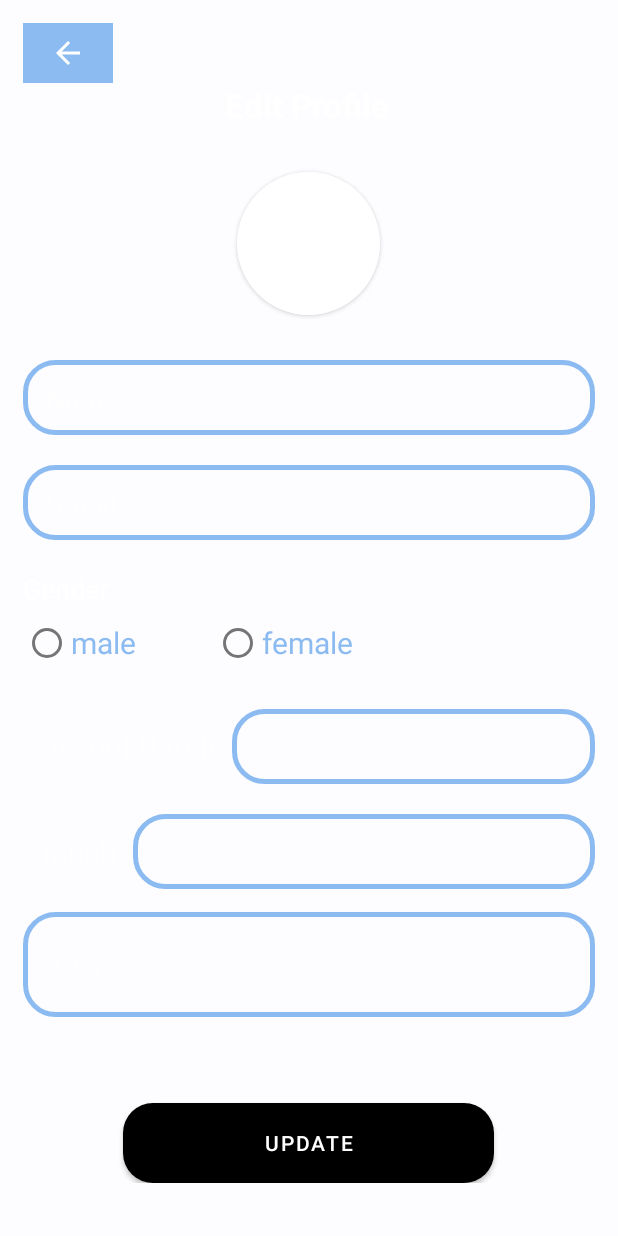
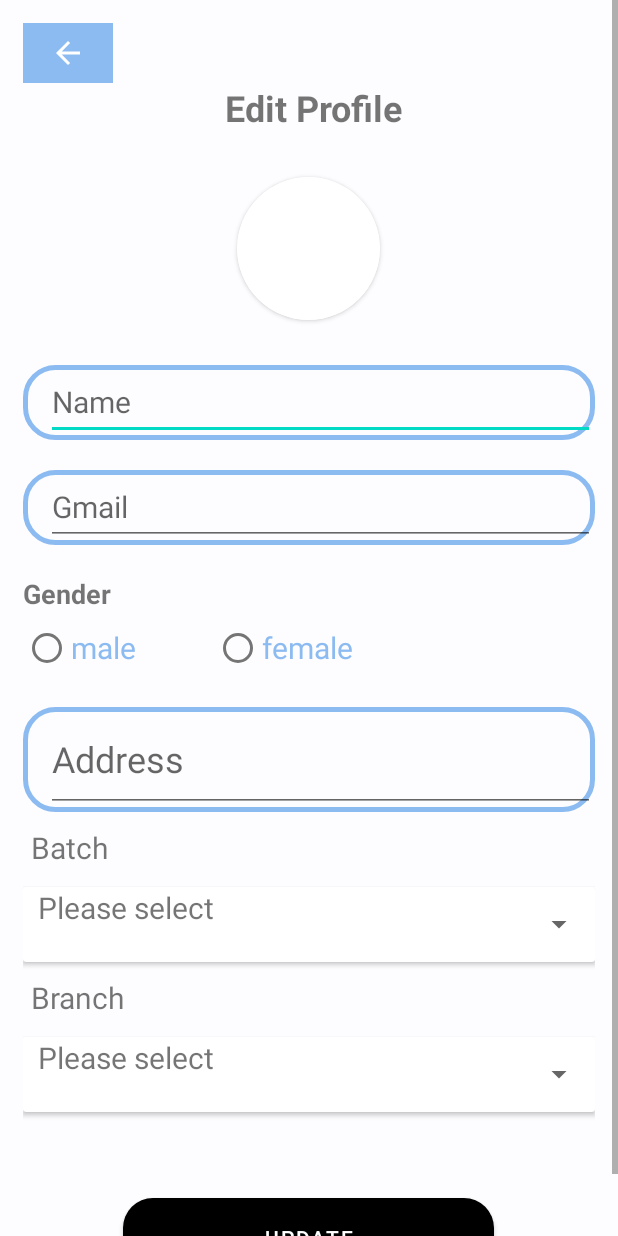
Before and after one commit to Biswa1045/AluminiNetwork, an Android app: the layout activity_editprofile.xml on its own in the app's theme, with its tools: preview values and no code run, on a phone screen of 412 x 824 dp. Run offline under Robolectric (Android 15) with nearby library versions, the phone set to English and light mode, and no system bars; Roboto replaces fonts that are not available here.

Commit message:
Merge remote-tracking branch 'origin/master'
# Conflicts:
#	app/src/main/AndroidManifest.xml
#	app/src/main/java/com/biswa1045/alumininetwork/GetUserInfoActivity.java
#	app/src/main/java/com/biswa1045/alumininetwork/ProfileFragment.kt

```diff
--- a/app/src/main/java/com/biswa1045/alumininetwork/editprofile.java
+++ b/app/src/main/java/com/biswa1045/alumininetwork/editprofile.java
@@ -44,6 +44,7 @@ public class editprofile extends AppCompatActivity {
     private  static final String KEY_ADD="ADDRESS";
     private  static final String KEY_ID="UID";
     private FirebaseFirestore db= FirebaseFirestore.getInstance();
+    TextView ps1,ps2;
     ImageButton backbtn;
     ImageView profile;
     EditText name,gmail;
@@ -91,6 +92,8 @@ public class editprofile extends AppCompatActivity {
         branch=findViewById(R.id.branch);
         batch=findViewById(R.id.batch);
         address=findViewById(R.id.address);
+        ps1=findViewById(R.id.ps1);
+        ps2=findViewById(R.id.ps2);
 
         DatabaseReference ref= FirebaseDatabase.getInstance().getReference("User");
             ref.orderByChild("uid").equalTo(firebaseAuth.getUid())
@@ -123,7 +126,8 @@ public class editprofile extends AppCompatActivity {
         branch.setOnItemSelectedListener(new AdapterView.OnItemSelectedListener() {
             @Override
             public void onItemSelected(AdapterView<?> parent, View view, int position, long id) {
-                ((TextView) parent.getChildAt(0)).setTextColor(Color.WHITE);
+                ((TextView) parent.getChildAt(0)).setTextColor(Color.BLACK);
+                ps2.setVisibility(View.GONE);
                 String branch_spn=parent.getItemAtPosition(position).toString();
             }
 
@@ -138,7 +142,8 @@ public class editprofile extends AppCompatActivity {
         batch.setOnItemSelectedListener(new AdapterView.OnItemSelectedListener() {
             @Override
             public void onItemSelected(AdapterView<?> parent, View view, int position, long id) {
-                ((TextView) parent.getChildAt(0)).setTextColor(Color.WHITE);
+                ((TextView) parent.getChildAt(0)).setTextColor(Color.BLACK);
+                ps1.setVisibility(View.GONE);
                 String batch_spn=parent.getItemAtPosition(position).toString();
 
             }
--- a/app/src/main/res/layout/activity_editprofile.xml
+++ b/app/src/main/res/layout/activity_editprofile.xml
@@ -4,10 +4,12 @@
     xmlns:app="http://schemas.android.com/apk/res-auto"
     xmlns:tools="http://schemas.android.com/tools"
     android:layout_width="match_parent"
-    android:layout_height="match_parent"
-    android:background="@color/background"
-    tools:context=".GetUserInfoActivity"
+    android:layout_height="wrap_content"
+    tools:context=".editprofile"
     >
+    <RelativeLayout
+        android:layout_width="match_parent"
+        android:layout_height="wrap_content">
     <LinearLayout
         android:padding="15dp"
         android:layout_width="match_parent"
@@ -30,9 +32,9 @@
             android:text="Edit Profile"
             android:layout_marginLeft="90dp"
             android:layout_gravity="center_horizontal"
-            android:textStyle="bold"
-            android:textColor="@color/white"
-            android:textSize="22dp"/>
+            android:textColorHint="@color/black"
+            android:textSize="24dp"
+            android:textStyle="bold"/>
 
         <androidx.cardview.widget.CardView
             android:layout_width="95dp"
@@ -58,15 +60,12 @@
                 android:layout_gravity="center_vertical"
                 android:id="@+id/name"
                 android:layout_width="match_parent"
-                android:background="@null"
                 android:layout_height="match_parent"
                 android:cursorVisible="true"
                 android:ems="10"
                 android:inputType="textPersonName"
                 android:hint="Name"
-                android:textColorHint="#8AFFFFFF"
-                android:textColor="@color/white"
-                android:textSize="18sp"
+                android:textSize="20sp"
                 android:visibility="visible"
                 android:layout_marginLeft="15dp"
                 />
@@ -81,15 +80,12 @@
                 android:layout_gravity="center_vertical"
                 android:id="@+id/gmail"
                 android:layout_width="match_parent"
-                android:background="@null"
                 android:layout_height="match_parent"
                 android:cursorVisible="true"
                 android:ems="10"
                 android:inputType="textPersonName"
                 android:hint="Gmail"
-                android:textColorHint="#8AFFFFFF"
-                android:textColor="@color/white"
-                android:textSize="18sp"
+                android:textSize="20sp"
                 android:visibility="visible"
                 android:layout_marginLeft="15dp"
                 />
@@ -98,8 +94,7 @@
             android:layout_width="wrap_content"
             android:layout_height="wrap_content"
             android:textSize="18dp"
-            android:textColor="@color/white"
-            android:textStyle="normal"
+            android:textStyle="bold"
             android:text="Gender"
             android:layout_marginTop="20dp"/>
         <RadioGroup
@@ -127,59 +122,7 @@
                 android:textSize="20sp" />
 
         </RadioGroup>
-        <LinearLayout
-            android:layout_marginTop="20dp"
-            android:layout_width="match_parent"
-            android:layout_height="50dp"
-            android:orientation="horizontal">
-            <TextView
-                android:layout_width="wrap_content"
-                android:layout_height="wrap_content"
-                android:text="Passout Batch"
-                android:id="@+id/passout"
-                android:layout_gravity="center_vertical"
-                android:textColor="#80FFFFFF"
-                android:textSize="20sp"
-                />
-            <Spinner
-                android:padding="10dp"
-                android:background="@drawable/border"
-                android:layout_marginLeft="10dp"
-                android:id="@+id/batch"
-                android:layout_width="match_parent"
-                android:layout_height="50dp"
-                android:visibility="visible"
-                />
-            <TextView
-                android:layout_width="wrap_content"
-                android:layout_height="wrap_content"
 
-                />
-        </LinearLayout>
-        <LinearLayout
-            android:layout_marginTop="20dp"
-            android:layout_width="match_parent"
-            android:layout_height="50dp"
-            android:orientation="horizontal">
-            <TextView
-                android:layout_width="wrap_content"
-                android:layout_height="wrap_content"
-                android:text="Branch"
-                android:layout_gravity="center_vertical"
-                android:textColor="#80FFFFFF"
-                android:textSize="20sp"
-                />
-            <Spinner
-
-                android:padding="10dp"
-                android:background="@drawable/border"
-                android:layout_marginLeft="10dp"
-                android:id="@+id/branch"
-                android:layout_width="match_parent"
-                android:layout_height="50dp"
-                android:visibility="visible"
-                />
-        </LinearLayout>
         <LinearLayout
             android:layout_marginTop="15dp"
             android:layout_width="match_parent"
@@ -194,15 +137,68 @@
                 android:cursorVisible="true"
                 android:ems="10"
                 android:hint="Address"
-                android:background="@null"
                 android:inputType="textMultiLine"
-                android:textColorHint="#80FFFFFF"
-                android:textColor="@color/white"
-                android:textSize="18sp"
+                android:textSize="24sp"
                 android:visibility="visible"
                 android:layout_marginLeft="15dp"
                 />
         </LinearLayout>
+        <TextView
+            android:layout_width="match_parent"
+            android:layout_height="40dp"
+            android:layout_marginTop="10dp"
+            android:text="Batch"
+            android:textSize="20dp"
+            android:layout_marginLeft="5dp"/>
+
+        <androidx.cardview.widget.CardView
+            android:layout_width="match_parent"
+            android:layout_height="wrap_content">
+
+            <TextView
+                android:id="@+id/ps1"
+                android:layout_width="wrap_content"
+                android:layout_height="match_parent"
+                android:layout_marginLeft="10dp"
+                android:text="Please select"
+                android:textSize="20dp" />
+        <Spinner
+            android:padding="10dp"
+            android:id="@+id/batch"
+            android:layout_width="match_parent"
+            android:layout_height="50dp"
+            android:visibility="visible"
+            />
+
+        </androidx.cardview.widget.CardView>
+        <TextView
+            android:layout_width="match_parent"
+            android:layout_height="40dp"
+            android:layout_marginTop="10dp"
+            android:text="Branch"
+            android:textSize="20dp"
+            android:layout_marginLeft="5dp"/>
+
+        <androidx.cardview.widget.CardView
+            android:layout_width="match_parent"
+            android:layout_height="wrap_content">
+
+            <TextView
+                android:id="@+id/ps2"
+                android:layout_width="wrap_content"
+                android:layout_height="match_parent"
+                android:layout_marginLeft="10dp"
+                android:text="Please select"
+                android:textSize="20dp" />
+        <Spinner
+            android:padding="10dp"
+            android:layout_marginLeft="10dp"
+            android:id="@+id/branch"
+            android:layout_width="match_parent"
+            android:layout_height="50dp"
+            android:visibility="visible"
+            />
+        </androidx.cardview.widget.CardView>
         <Button
             android:id="@+id/update"
             android:layout_width="247dp"
@@ -213,4 +209,5 @@
             android:layout_gravity="center_horizontal"/>
 
     </LinearLayout>
+    </RelativeLayout>
 </ScrollView>
```
Lines whose indentation alone changed are shown as unchanged.
